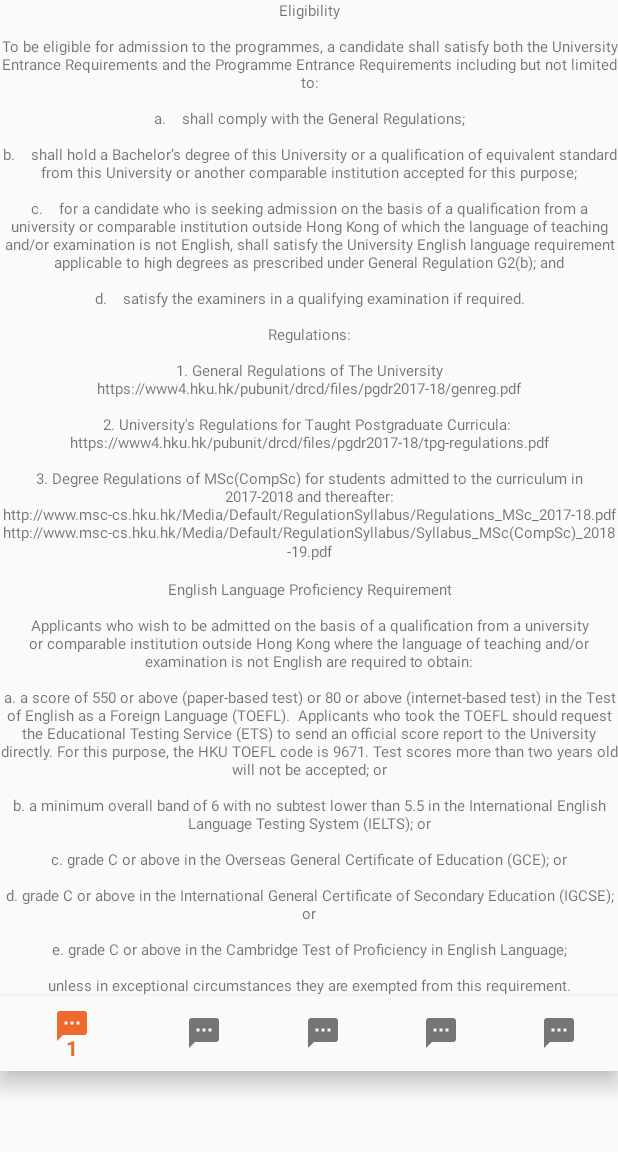
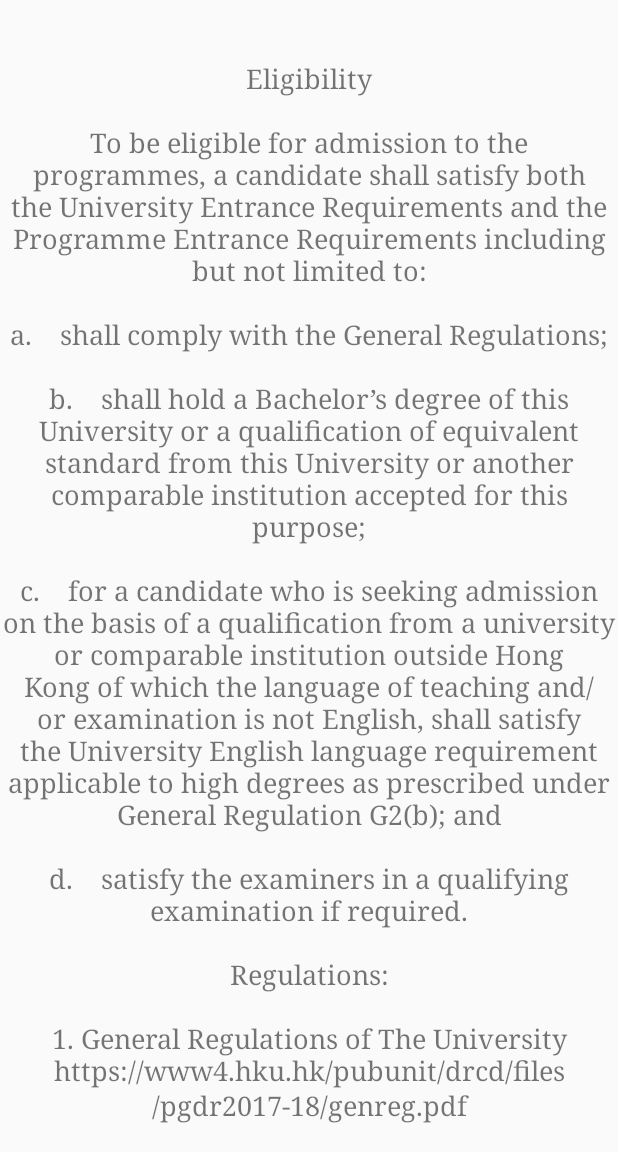
Before and after one commit to wj-user/MSc, an Android app: the TestFragment screen opened directly, with no data from a screen before it, on a phone screen of 412 x 824 dp, the part 84-1236 px from its top. Run offline under Robolectric (Android 15) with nearby library versions, the phone set to English and light mode, and no system bars.

Commit message:
update
简单重写fragment的instance使application界面包括title和body，具体做成啥样一起想想吧

```diff
--- a/app/src/main/java/com/example/a69477/myapplication/TestFragment.java
+++ b/app/src/main/java/com/example/a69477/myapplication/TestFragment.java
@@ -1,5 +1,6 @@
 package com.example.a69477.myapplication;
 
+import android.graphics.Typeface;
 import android.os.Bundle;
 import android.support.annotation.Nullable;
 import android.support.v4.app.Fragment;
@@ -10,12 +11,34 @@
 
 public class TestFragment extends Fragment {
 
-    private TextView tv;
+    private TextView tv,tv_title;
 
+    private String type;
     public static TestFragment newInstance(String name) {
 
         Bundle args = new Bundle();
         args.putString("name", name);
+        args.putString("type","");
+        TestFragment fragment = new TestFragment();
+        fragment.setArguments(args);
+        return fragment;
+    }
+
+    /**
+     * 暂时按type分，要是对页面有分类可以直接对界面分
+     * @param title 当前页面的标题
+     * @param body  当前界面具体内容
+     * @param type  admission/curriculum等
+     * @param number    当前子类的第n个界面
+     * @return
+     */
+    public static TestFragment newInstance(String title,String body,String type,int number){
+        Bundle args = new Bundle();
+        //args.putString("name", name);
+        args.putString("title",title);
+        args.putString("body",body);
+        args.putString("type",type);
+        args.putInt("number",number);
         TestFragment fragment = new TestFragment();
         fragment.setArguments(args);
         return fragment;
@@ -32,11 +55,26 @@
     public void onViewCreated(View view, @Nullable Bundle savedInstanceState) {
         super.onViewCreated(view, savedInstanceState);
         tv = (TextView) view.findViewById(R.id.fragment_test_tv);
-
+        tv_title=(TextView)view.findViewById(R.id.fragment_test_title);
         Bundle bundle = getArguments();
         if (bundle != null) {
-            String name = bundle.get("name").toString();
-            tv.setText(name);
+            if(!bundle.get("type").equals("")){//已标记分类
+                String title=bundle.get("title").toString();
+                String body = bundle.get("body").toString();
+
+                tv_title.setText(title);
+                tv_title.setVisibility(View.VISIBLE);
+                tv_title.setTextSize(35);
+
+                tv.setText(body);
+                tv.setTextSize(18);
+                tv.setTypeface(Typeface.SERIF);
+            }
+            else {
+                tv_title.setVisibility(View.GONE);
+                String name = bundle.get("name").toString();
+                tv.setText(name);
+            }
         }
 
     }
--- a/app/src/main/java/com/example/a69477/myapplication/WrapContentHeightViewPager.java
+++ b/app/src/main/java/com/example/a69477/myapplication/WrapContentHeightViewPager.java
@@ -18,7 +18,7 @@
     protected void onMeasure(int widthMeasureSpec, int heightMeasureSpec) {
         super.onMeasure(widthMeasureSpec, heightMeasureSpec);
 
-        int height = 0;
+        int height = 1450;
         for (int i = 0; i < getChildCount(); i++) {
             View child = getChildAt(i);
             child.measure(widthMeasureSpec, MeasureSpec.makeMeasureSpec(0, MeasureSpec.UNSPECIFIED));
--- a/app/src/main/java/com/example/a69477/myapplication/application.java
+++ b/app/src/main/java/com/example/a69477/myapplication/application.java
@@ -99,7 +99,38 @@
                 "e. grade C or above in the Cambridge Test of Proficiency in English Language;\n" +
                 "\n" +
                 "unless in exceptional circumstances they are exempted from this requirement."));
-        list.add(TestFragment.newInstance("香港"));
+        list.add(TestFragment.newInstance("Application Procedures","The following supporting documents should be uploaded to the online application system before the application deadline or expiry of your application account (which is valid for four weeks only), whichever is earlier:\n" +
+                "\n" +
+                "• Graduate transcript(s) with grading system of all tertiary level studies\n" +
+                "\n" +
+                "• Degree certificate(s)\n" +
+                "\n" +
+                "• English Language proficiency test score report, such as TOEFL or IELTS (only for applicants with qualifications from institutions outside Hong Kong where the language of instruction and/or examination is not English)\n" +
+                "\n" +
+                "• Proof of Cumulative Grade Point Average (CGPA) / average grade / average mark\n" +
+                "\n" +
+                "• Official proof of class ranking, if available\n" +
+                "\n" +
+                "• A curriculum vitae (C.V.)\n" +
+                "\n" +
+                "Applicants are not required to submit original documents during the application stage.  Should an applicant be given an admission offer by the Programme, he/she will receive notification of the need to submit original/certified true copy* of the documents to the MSc(CompSc) Programme Office.\n" +
+                "\n" +
+                "Please note that documents once submitted will not be returned, and will be destroyed if the application is unsuccessful.\n" +
+                "\n" +
+                "*The University will only ACCEPT originals and copies of the documents that have been duly declared as true copies before a notary public.\n" +
+                "\n" +
+                "Application Fee\n" +
+                "\n" +
+                "The application fee is HK$300 (non-refundable), paid by credit card online.\n" +
+                "\n" +
+                "Application Timetable\n" +
+                "\n" +
+                "Application deadline\tMain round:\tDecember 31, 2018\n" +
+                "Clearing round:\t12:00nn (HKT), April 15, 2019\n" +
+                "Class commencement\tSeptember 2019\n" +
+                "To be considered for a round, you must submit a complete application, including all online / mail-in materials by the day of the deadline.\n" +
+                "\n" +
+                "The results for admission in September are normally available by July of the same year. Hence, applicants who do not hear from the Faculty of Engineering by July 31, 2019 may assume the application to be unsuccessful.","Admission",1));
         list.add(TestFragment.newInstance("大学"));
         list.add(TestFragment.newInstance("很难"));
         list.add(TestFragment.newInstance("呵呵"));
--- a/app/src/main/res/layout/fragment_test.xml
+++ b/app/src/main/res/layout/fragment_test.xml
@@ -5,11 +5,23 @@
     android:orientation="vertical">
 
     <TextView
+        android:id="@+id/fragment_test_title"
+        android:layout_width="wrap_content"
+        android:layout_height="wrap_content"
+        android:layout_marginTop="50dp"
+        android:text="title"
+        android:textSize="35dp"
+        android:visibility="visible" />
+
+    <TextView
         android:id="@+id/fragment_test_tv"
         android:layout_width="match_parent"
         android:layout_height="match_parent"
+        android:layout_marginTop="40dp"
         android:gravity="center"
-        android:text="1111 "
-        android:textSize="10dp" />
+        android:text="撒大口径你就爱上年度纳税可能都是那就看电脑卡死你看的那技术哪家快递那会计室内空间的哪款是你的喀纳斯的男生就
+hsabdjnaskdnklasnkldnmlasdnknaskdnasndlknlksandlknlasnldnkasnldnknaslkndlasnldnlkasnkdnksal"
+        android:textSize="18dp"
+        android:typeface="serif" />
 
 </LinearLayout>
```
